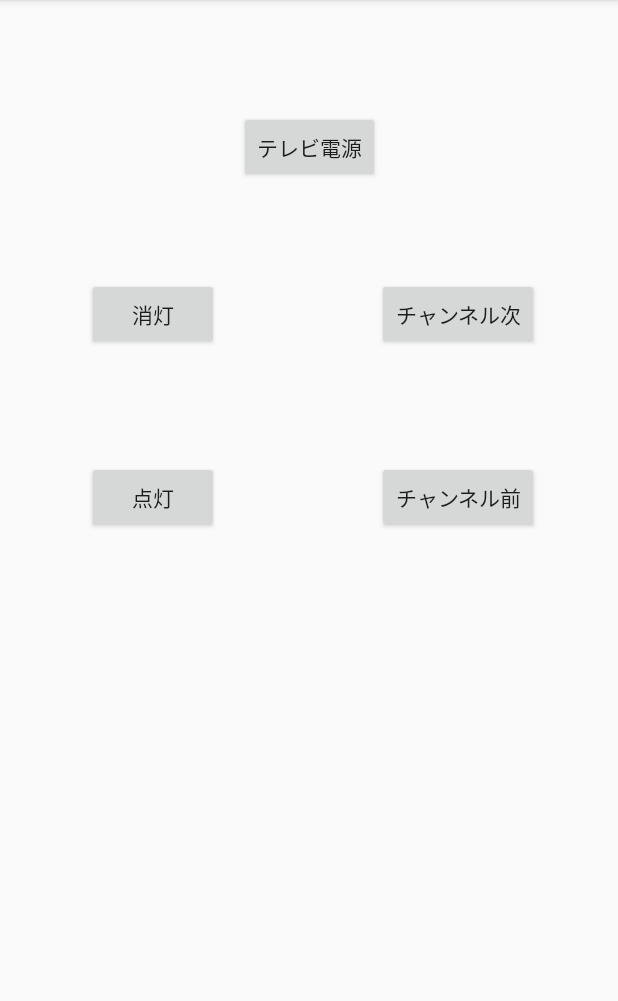
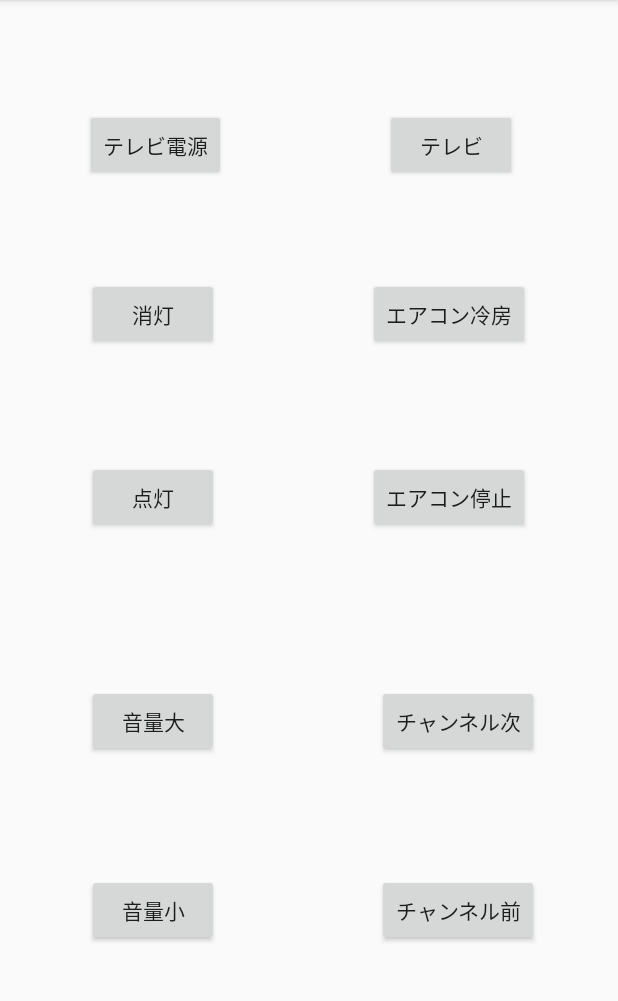
Before and after one commit to fumisoro/HomeConrtoller, an Android app: the screen it shows after launch (MainActivity), on a phone screen of 412 x 824 dp, the part 84-1085 px from its top. Run offline under Robolectric (Android 15) with nearby library versions, the phone set to English and light mode, and no system bars; libraries missing offline, so code that uses them is left out: com.github.kittinunf.fuel; 12 statements that could not run were skipped.

Commit message:
add tv mode

```diff
--- a/app/build.gradle
+++ b/app/build.gradle
@@ -29,7 +29,7 @@ repositories {
 
 dependencies {
     implementation fileTree(dir: 'libs', include: ['*.jar'])
-    androidTestImplementation ('com.android.support.test.espresso:espresso-core:2.2.2', {
+    androidTestImplementation('com.android.support.test.espresso:espresso-core:2.2.2', {
         exclude group: 'com.android.support', module: 'support-annotations'
     })
     implementation "org.jetbrains.kotlin:kotlin-stdlib-jre7:$kotlin_version"
@@ -37,4 +37,5 @@ dependencies {
     testImplementation 'junit:junit:4.12'
     implementation 'com.android.support.constraint:constraint-layout:1.0.2'
     compile 'com.github.kittinunf.fuel:fuel-android:1.7.0' //for Android
+    implementation 'com.android.support:design:25.3.1'
 }
--- a/app/src/main/java/com/example/fumiya/homeconrtoller/MainActivity.kt
+++ b/app/src/main/java/com/example/fumiya/homeconrtoller/MainActivity.kt
@@ -15,6 +15,7 @@ import com.github.kittinunf.fuel.core.FuelManager
 import android.content.Intent
 import android.app.PendingIntent
 import android.content.res.Resources
+import android.view.View
 
 
 class MainActivity : AppCompatActivity() {
@@ -23,16 +24,19 @@ class MainActivity : AppCompatActivity() {
         super.onCreate(savedInstanceState)
         setContentView(R.layout.activity_main)
 
-        val intent = Intent(applicationContext, MainActivity::class.java)
+        val intent = Intent(applicationContext, TVActivity::class.java)
         val pendingIntent = PendingIntent.getActivity(
                 this, 0, intent, PendingIntent.FLAG_UPDATE_CURRENT)
         val notification = NotificationCompat.Builder(this)
-                .setSmallIcon(R.mipmap.ic_launcher)
+                .setSmallIcon(R.drawable.abc_btn_switch_to_on_mtrl_00001)
                 .setContentText("内容")
                 .setContentTitle("タイトル")
                 .setContentInfo("通知欄")
                 .setTicker("通知概要")
                 .setContentIntent(pendingIntent)
+                .addAction(R.drawable.abc_spinner_mtrl_am_alpha, "tv", pendingIntent)
+                .addAction(R.drawable.abc_ic_star_black_16dp, "電on", pendingIntent)
+                .addAction(R.drawable.abc_ic_arrow_drop_right_black_24dp, "電off", pendingIntent)
 
         val manager = getSystemService(Service.NOTIFICATION_SERVICE) as NotificationManager
         manager.notify(0, notification.build())
@@ -40,11 +44,16 @@ class MainActivity : AppCompatActivity() {
 
         FuelManager.instance.baseHeaders = mapOf("Content-Type" to "application/json")
         FuelManager.instance.basePath = "https://hooks.slack.com"
-        findViewById(R.id.tvButton).setOnClickListener {v -> postToSlack("{\"text\":\"テレビ電源\"}")}
+        findViewById(R.id.tvButton).setOnClickListener {v -> this.changeActivity()}
+        findViewById(R.id.tvPowerButton).setOnClickListener {v -> postToSlack("{\"text\":\"テレビ電源\"}")}
         findViewById(R.id.channelNextButton).setOnClickListener {v -> postToSlack("{\"text\":\"チャンネル次\"}")}
         findViewById(R.id.channelPrevButton).setOnClickListener {v -> postToSlack("{\"text\":\"チャンネル前\"}")}
         findViewById(R.id.rightOffButton).setOnClickListener {v -> postToSlack("{\"text\":\"電気消して\"}")}
         findViewById(R.id.rightOnButton).setOnClickListener {v -> postToSlack("{\"text\":\"電気つけて\"}")}
+        findViewById(R.id.airconCoolButton).setOnClickListener {v -> postToSlack("{\"text\":\"エアコン冷房\"}")}
+        findViewById(R.id.airconStopButton).setOnClickListener {v -> postToSlack("{\"text\":\"エアコン消して\"}")}
+        findViewById(R.id.volumeDownButton).setOnClickListener {v -> postToSlack("{\"text\":\"音量下\"}")}
+        findViewById(R.id.volumeUpButton).setOnClickListener {v -> postToSlack("{\"text\":\"音量上\"}")}
     }
 
     fun postToSlack(body : String){
@@ -55,4 +64,9 @@ class MainActivity : AppCompatActivity() {
             println(result.toString())
         }
     }
+
+    fun changeActivity(){
+        val intent = Intent(this, TVActivity::class.java)
+        startActivity(intent)
+    }
 }
--- a/app/src/main/res/layout/activity_main.xml
+++ b/app/src/main/res/layout/activity_main.xml
@@ -12,13 +12,14 @@
         android:id="@+id/tvButton"
         android:layout_width="wrap_content"
         android:layout_height="wrap_content"
-        android:text="テレビ電源"
+        android:text="テレビ"
+        app:layout_constraintBottom_toBottomOf="parent"
+        app:layout_constraintEnd_toEndOf="parent"
+        app:layout_constraintStart_toStartOf="parent"
+        app:layout_constraintTop_toTopOf="parent"
+        app:layout_constraintVertical_bias="0.101"
         tools:ignore="MissingConstraints"
-        app:layout_constraintStart_toStartOf="parent"
-        app:layout_constraintEnd_toEndOf="parent"
-        app:layout_constraintTop_toTopOf="parent"
-        app:layout_constraintBottom_toBottomOf="parent"
-        app:layout_constraintVertical_bias="0.103" />
+        app:layout_constraintHorizontal_bias="0.793" />
 
     <Button
         android:id="@+id/channelNextButton"
@@ -30,7 +31,7 @@
         app:layout_constraintEnd_toEndOf="parent"
         app:layout_constraintTop_toTopOf="parent"
         app:layout_constraintBottom_toBottomOf="parent"
-        app:layout_constraintVertical_bias="0.257"
+        app:layout_constraintVertical_bias="0.634"
         app:layout_constraintHorizontal_bias="0.826" />
 
     <Button
@@ -43,7 +44,7 @@
         app:layout_constraintEnd_toEndOf="parent"
         app:layout_constraintTop_toTopOf="parent"
         app:layout_constraintBottom_toBottomOf="parent"
-        app:layout_constraintVertical_bias="0.427"
+        app:layout_constraintVertical_bias="0.809"
         app:layout_constraintHorizontal_bias="0.826" />
 
     <android.support.constraint.Guideline
@@ -77,4 +78,78 @@
         app:layout_constraintTop_toTopOf="parent"
         app:layout_constraintVertical_bias="0.427" />
 
+    <Button
+        android:id="@+id/volumeUpButton"
+        android:layout_width="wrap_content"
+        android:layout_height="wrap_content"
+        android:text="音量大"
+        app:layout_constraintStart_toStartOf="parent"
+        app:layout_constraintHorizontal_bias="0.179"
+        app:layout_constraintEnd_toEndOf="parent"
+        app:layout_constraintTop_toTopOf="parent"
+        app:layout_constraintBottom_toBottomOf="parent"
+        app:layout_constraintVertical_bias="0.634" />
+
+    <Button
+        android:id="@+id/volumeDownButton"
+        android:layout_width="wrap_content"
+        android:layout_height="wrap_content"
+        android:text="音量小"
+        app:layout_constraintBottom_toBottomOf="parent"
+        app:layout_constraintEnd_toEndOf="parent"
+        app:layout_constraintHorizontal_bias="0.179"
+        app:layout_constraintStart_toStartOf="parent"
+        app:layout_constraintTop_toTopOf="parent"
+        app:layout_constraintVertical_bias="0.809" />
+
+    <Button
+        android:id="@+id/airconCoolButton"
+        android:layout_width="wrap_content"
+        android:layout_height="wrap_content"
+        android:text="エアコン冷房"
+        app:layout_constraintBottom_toBottomOf="parent"
+        app:layout_constraintEnd_toEndOf="parent"
+        app:layout_constraintHorizontal_bias="0.807"
+        app:layout_constraintStart_toStartOf="parent"
+        app:layout_constraintTop_toTopOf="parent"
+        app:layout_constraintVertical_bias="0.257" />
+
+    <Button
+        android:id="@+id/airconStopButton"
+        android:layout_width="wrap_content"
+        android:layout_height="wrap_content"
+        android:text="エアコン停止"
+        app:layout_constraintBottom_toBottomOf="parent"
+        app:layout_constraintEnd_toEndOf="parent"
+        app:layout_constraintHorizontal_bias="0.807"
+        app:layout_constraintStart_toStartOf="parent"
+        app:layout_constraintTop_toTopOf="parent"
+        app:layout_constraintVertical_bias="0.427" />
+
+    <android.support.constraint.Guideline
+        android:layout_width="wrap_content"
+        android:layout_height="wrap_content"
+        android:id="@+id/guideline2"
+        app:layout_constraintGuide_begin="20dp"
+        android:orientation="vertical" />
+
+    <android.support.constraint.Guideline
+        android:layout_width="wrap_content"
+        android:layout_height="wrap_content"
+        android:id="@+id/guideline3"
+        app:layout_constraintGuide_begin="20dp"
+        android:orientation="horizontal" />
+
+    <Button
+        android:id="@+id/tvPowerButton"
+        android:layout_width="wrap_content"
+        android:layout_height="wrap_content"
+        android:text="テレビ電源"
+        app:layout_constraintBottom_toBottomOf="parent"
+        app:layout_constraintEnd_toEndOf="parent"
+        app:layout_constraintHorizontal_bias="0.179"
+        app:layout_constraintStart_toStartOf="parent"
+        app:layout_constraintTop_toTopOf="parent"
+        app:layout_constraintVertical_bias="0.101" />
+
 </android.support.constraint.ConstraintLayout>
--- a/app/src/main/res/values/colors.xml
+++ b/app/src/main/res/values/colors.xml
@@ -1,6 +1,6 @@
 <?xml version="1.0" encoding="utf-8"?>
 <resources>
-    <color name="colorPrimary">#3F51B5</color>
+    <color name="colorPrimary">#3f51b5</color>
     <color name="colorPrimaryDark">#303F9F</color>
     <color name="colorAccent">#FF4081</color>
 </resources>
--- /dev/null
+++ b/app/src/main/res/values/dimens.xml
@@ -0,0 +1,3 @@
+<resources>
+    <dimen name="fab_margin">16dp</dimen>
+</resources>
--- a/app/src/main/res/values/strings.xml
+++ b/app/src/main/res/values/strings.xml
@@ -1,3 +1,4 @@
 <resources>
     <string name="app_name">HomeConrtoller</string>
+    <string name="title_activity_tv">TVActivity</string>
 </resources>
--- a/app/src/main/res/values/styles.xml
+++ b/app/src/main/res/values/styles.xml
@@ -8,4 +8,13 @@
         <item name="colorAccent">@color/colorAccent</item>
     </style>
 
+    <style name="AppTheme.NoActionBar">
+        <item name="windowActionBar">false</item>
+        <item name="windowNoTitle">true</item>
+    </style>
+
+    <style name="AppTheme.AppBarOverlay" parent="ThemeOverlay.AppCompat.Dark.ActionBar" />
+
+    <style name="AppTheme.PopupOverlay" parent="ThemeOverlay.AppCompat.Light" />
+
 </resources>
```
Also changed, not shown: app/src/main/AndroidManifest.xml (+9 -0 lines), app/src/main/java/com/example/fumiya/homeconrtoller/TVActivity.kt (added, +50 -0 lines), app/src/main/res/layout/activity_tv.xml (added, +34 -0 lines), app/src/main/res/layout/content_tv.xml (added, +211 -0 lines), 1 other file.
